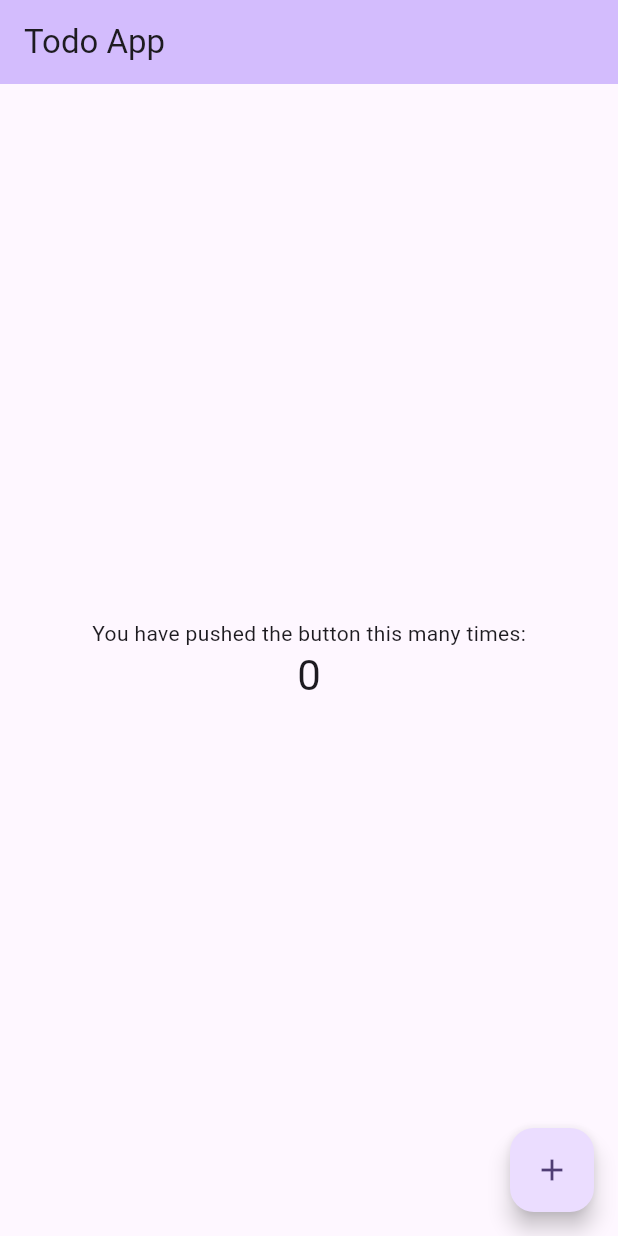
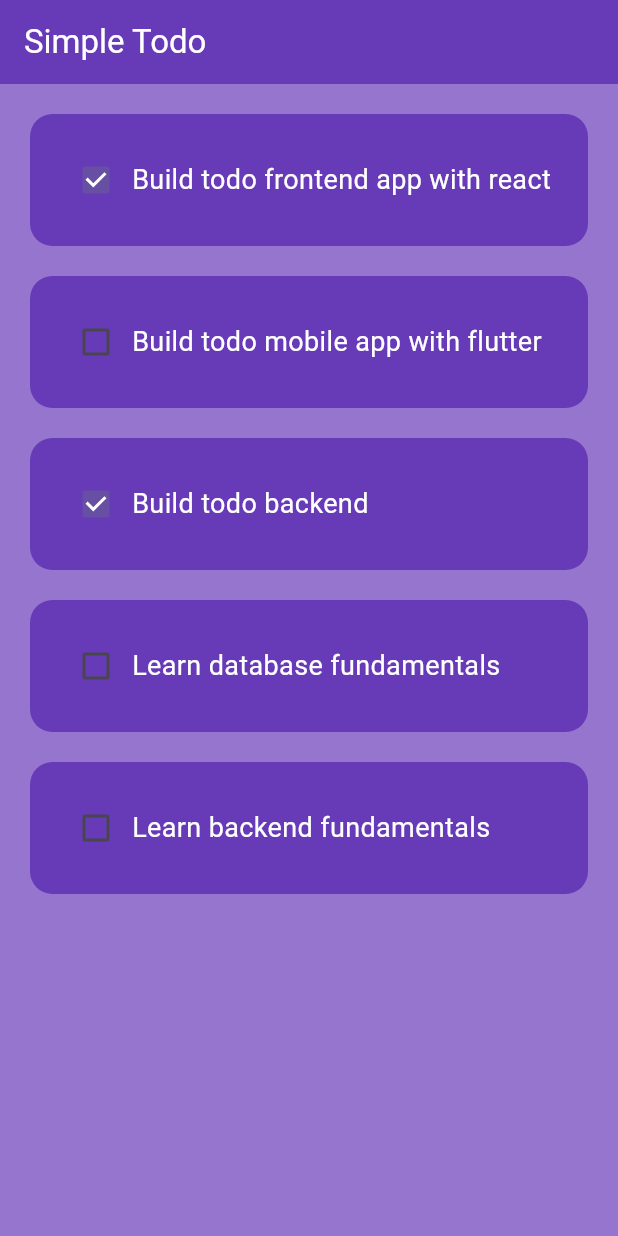
Before and after one commit to woragis/todo-list-app, a Flutter app: the screen it shows after launch, on a phone screen of 412 x 824 dp. Run offline on Flutter 3.47's test engine with Material 3 defaults, Android fonts, the phone set to English and light mode, and no system bars.

Commit message:
Mobile: update ui for todo app with static data

```diff
--- a/mobile/lib/main.dart
+++ b/mobile/lib/main.dart
@@ -1,125 +1,18 @@
 import 'package:flutter/material.dart';
+import 'package:todo_mobile/pages/home_page.dart';
 
 void main() {
   runApp(const MyApp());
 }
 
 class MyApp extends StatelessWidget {
-  const MyApp({super.key});
+  const MyApp({Key? key}) : super(key: key);
 
-  // This widget is the root of your application.
   @override
   Widget build(BuildContext context) {
     return MaterialApp(
-      title: 'Todo Mobile',
-      theme: ThemeData(
-        // This is the theme of your application.
-        //
-        // TRY THIS: Try running your application with "flutter run". You'll see
-        // the application has a purple toolbar. Then, without quitting the app,
-        // try changing the seedColor in the colorScheme below to Colors.green
-        // and then invoke "hot reload" (save your changes or press the "hot
-        // reload" button in a Flutter-supported IDE, or press "r" if you used
-        // the command line to start the app).
-        //
-        // Notice that the counter didn't reset back to zero; the application
-        // state is not lost during the reload. To reset the state, use hot
-        // restart instead.
-        //
-        // This works for code too, not just values: Most code changes can be
-        // tested with just a hot reload.
-        colorScheme: ColorScheme.fromSeed(seedColor: Colors.deepPurple),
-        useMaterial3: true,
-      ),
-      home: const MyHomePage(title: 'Todo App'),
+      debugShowCheckedModeBanner: false,
+      home: HomePage(),
     );
   }
 }
-
-class MyHomePage extends StatefulWidget {
-  const MyHomePage({super.key, required this.title});
-
-  // This widget is the home page of your application. It is stateful, meaning
-  // that it has a State object (defined below) that contains fields that affect
-  // how it looks.
-
-  // This class is the configuration for the state. It holds the values (in this
-  // case the title) provided by the parent (in this case the App widget) and
-  // used by the build method of the State. Fields in a Widget subclass are
-  // always marked "final".
-
-  final String title;
-
-  @override
-  State<MyHomePage> createState() => _MyHomePageState();
-}
-
-class _MyHomePageState extends State<MyHomePage> {
-  int _counter = 0;
-
-  void _incrementCounter() {
-    setState(() {
-      // This call to setState tells the Flutter framework that something has
-      // changed in this State, which causes it to rerun the build method below
-      // so that the display can reflect the updated values. If we changed
-      // _counter without calling setState(), then the build method would not be
-      // called again, and so nothing would appear to happen.
-      _counter++;
-    });
-  }
-
-  @override
-  Widget build(BuildContext context) {
-    // This method is rerun every time setState is called, for instance as done
-    // by the _incrementCounter method above.
-    //
-    // The Flutter framework has been optimized to make rerunning build methods
-    // fast, so that you can just rebuild anything that needs updating rather
-    // than having to individually change instances of widgets.
-    return Scaffold(
-      appBar: AppBar(
-        // TRY THIS: Try changing the color here to a specific color (to
-        // Colors.amber, perhaps?) and trigger a hot reload to see the AppBar
-        // change color while the other colors stay the same.
-        backgroundColor: Theme.of(context).colorScheme.inversePrimary,
-        // Here we take the value from the MyHomePage object that was created by
-        // the App.build method, and use it to set our appbar title.
-        title: Text(widget.title),
-      ),
-      body: Center(
-        // Center is a layout widget. It takes a single child and positions it
-        // in the middle of the parent.
-        child: Column(
-          // Column is also a layout widget. It takes a list of children and
-          // arranges them vertically. By default, it sizes itself to fit its
-          // children horizontally, and tries to be as tall as its parent.
-          //
-          // Column has various properties to control how it sizes itself and
-          // how it positions its children. Here we use mainAxisAlignment to
-          // center the children vertically; the main axis here is the vertical
-          // axis because Columns are vertical (the cross axis would be
-          // horizontal).
-          //
-          // TRY THIS: Invoke "debug painting" (choose the "Toggle Debug Paint"
-          // action in the IDE, or press "p" in the console), to see the
-          // wireframe for each widget.
-          mainAxisAlignment: MainAxisAlignment.center,
-          children: <Widget>[
-            const Text(
-              'You have pushed the button this many times:',
-            ),
-            Text(
-              '$_counter',
-              style: Theme.of(context).textTheme.headlineMedium,
-            ),
-          ],
-        ),
-      ),
-      floatingActionButton: FloatingActionButton(
-        onPressed: _incrementCounter,
-        tooltip: 'Increment',
-        child: const Icon(Icons.add),
-      ), // This trailing comma makes auto-formatting nicer for build methods.
-    );
-  }
-}
--- /dev/null
+++ b/mobile/lib/pages/home_page.dart
@@ -0,0 +1,46 @@
+import 'package:flutter/material.dart';
+import 'package:todo_mobile/todo_list.dart';
+
+class HomePage extends StatefulWidget {
+  const HomePage({Key? key}) : super(key: key);
+
+  @override
+  State<HomePage> createState() => _HomePageState();
+}
+
+class _HomePageState extends State<HomePage> {
+  List todoList = [
+    ['Build todo frontend app with react', true],
+    ['Build todo mobile app with flutter', false],
+    ['Build todo backend', true],
+    ['Learn database fundamentals', false],
+    ['Learn backend fundamentals', false],
+  ];
+
+  void checkBoxChanged(int index) {
+    setState(() {
+      todoList[index][1] = !todoList[index][1];
+    });
+  }
+
+  @override
+  Widget build(BuildContext context) {
+    return Scaffold(
+      backgroundColor: Colors.deepPurple.shade300,
+      appBar: AppBar(
+        title: const Text("Simple Todo"),
+        backgroundColor: Colors.deepPurple,
+        foregroundColor: Colors.white,
+      ),
+      body: ListView.builder(
+          itemCount: todoList.length,
+          itemBuilder: (BuildContext context, index) {
+            return TodoList(
+              taskName: todoList[index][0],
+              taskCompleted: todoList[index][1],
+              onChanged: (value) => checkBoxChanged(index),
+            );
+          }),
+    );
+  }
+}
--- /dev/null
+++ b/mobile/lib/todo_list.dart
@@ -0,0 +1,42 @@
+import 'package:flutter/material.dart';
+
+class TodoList extends StatelessWidget {
+  const TodoList(
+      {Key? key,
+      required this.taskName,
+      required this.taskCompleted,
+      this.onChanged})
+      : super(key: key);
+
+  final String taskName;
+  final bool taskCompleted;
+  final Function(bool?)? onChanged;
+
+  @override
+  Widget build(BuildContext context) {
+    return Padding(
+      padding: const EdgeInsets.only(
+        top: 20,
+        left: 20,
+        right: 20,
+        bottom: 0,
+      ),
+      child: Container(
+        padding: const EdgeInsets.all(20.0),
+        decoration: BoxDecoration(
+          color: Colors.deepPurple,
+          borderRadius: BorderRadius.circular(15),
+        ),
+        child: Row(
+          children: [
+            Checkbox(value: taskCompleted, onChanged: onChanged),
+            Text(
+              taskName,
+              style: TextStyle(color: Colors.white, fontSize: 18),
+            ),
+          ],
+        ),
+      ),
+    );
+  }
+}
```
